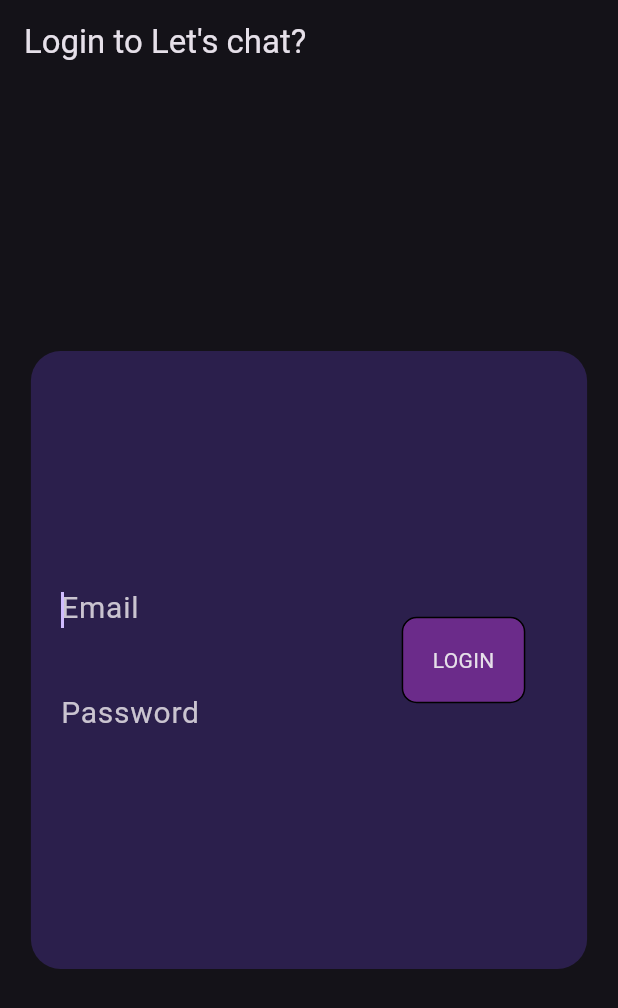
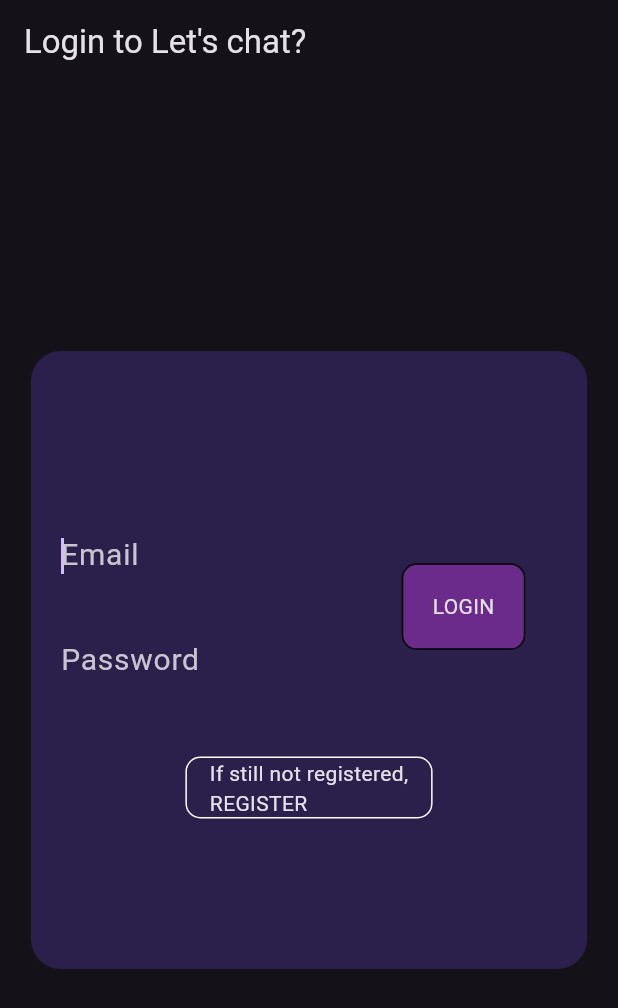
Before and after one commit to dorkydhruv/Chat-Application, a Flutter app: the screen it shows after launch, on a phone screen of 412 x 824 dp. Shown: the top 1008 px of the screen. Run offline on Flutter 3.47's test engine with Material 3 defaults, Android fonts, the phone set to English and light mode, and no system bars; our stand-ins replace hooks_riverpod, shared_preferences.

Commit message:
automatic Logging in

```diff
--- a/lib/helper.dart
+++ b/lib/helper.dart
@@ -21,7 +21,7 @@ class Helper {
     sf.setInt(USERID, id);
   }
 
-  static Future<int> getId(int id) async {
+  static Future<int> getId() async {
     final sf = await SharedPreferences.getInstance();
     return sf.getInt(USERID) ?? 0;
   }
--- a/lib/main.dart
+++ b/lib/main.dart
@@ -1,6 +1,11 @@
+import 'dart:async';
+
+import 'package:chat_app/helper.dart';
+import 'package:chat_app/state/auth/providers/auth_state_provider.dart';
 import 'package:chat_app/state/auth/providers/is_auth.dart';
 import 'package:chat_app/state/auth/providers/is_loading.dart';
 import 'package:chat_app/views/home_view.dart';
+import 'package:chat_app/views/loading/loading.dart';
 import 'package:chat_app/views/login.dart';
 import 'package:flutter/material.dart';
 import 'package:hooks_riverpod/hooks_riverpod.dart';
@@ -10,8 +15,33 @@
   runApp(const ProviderScope(child: MyApp()));
 }
 
-class MyApp extends StatelessWidget {
+class MyApp extends StatefulWidget {
   const MyApp({super.key});
+
+  @override
+  State<MyApp> createState() => _MyAppState();
+}
+
+class _MyAppState extends State<MyApp> {
+  bool isLoggedIn = false;
+
+  getUserLoggedInState() async {
+    await Helper.getId().then((id) {
+      if (id != 0) {
+        setState(() {
+          isLoggedIn = true;
+        });
+      }
+    });
+  }
+
+  @override
+  void initState() {
+    super.initState();
+    getUserLoggedInState();
+    Timer.periodic(Duration(seconds: 4), (_) {});
+  }
+
   @override
   Widget build(BuildContext context) {
     return MaterialApp(
@@ -26,20 +56,13 @@
       themeMode: ThemeMode.dark,
       home: Consumer(
         builder: (context, ref, child) {
-          ref.listen(isLoading, (prev, isLoading) {
+          ref.listen(isLoading, (_, isLoading) {
             if (isLoading) {
-              showDialog(
-                context: context,
-                builder: (context) => const Center(
-                  child: CircularProgressIndicator.adaptive(),
-                ),
-              );
-            }
-            if (prev == true && !isLoading) {
-              null;
+              LoadingScreen.instance().show(context: context);
+            } else {
+              LoadingScreen.instance().hide();
             }
           });
-          final isLoggedIn = ref.watch(isAuthenticated);
           return isLoggedIn ? const HomeView() : const LoginView();
         },
       ),
--- /dev/null
+++ b/lib/views/loading/loading_screencontroller.dart
@@ -0,0 +1,14 @@
+import 'package:flutter/material.dart';
+
+typedef CloseLoadingScreen = bool Function();
+typedef UpdateLoadingScreen = bool Function(String text);
+
+@immutable
+class LoadingScreenController {
+  final CloseLoadingScreen close;
+  final UpdateLoadingScreen update;
+  const LoadingScreenController({
+    required this.close,
+    required this.update,
+  });
+}
--- a/lib/views/login.dart
+++ b/lib/views/login.dart
@@ -1,4 +1,5 @@
 import 'package:chat_app/state/auth/providers/auth_state_provider.dart';
+import 'package:chat_app/views/register_view.dart';
 import 'package:flutter/material.dart';
 import 'package:hooks_riverpod/hooks_riverpod.dart';
 
@@ -22,7 +23,11 @@ class LoginView extends ConsumerWidget {
               color: const Color.fromARGB(57, 124, 77, 255),
               borderRadius: BorderRadius.circular(20),
             ),
-            child: Row(
+            child: Column(
+              crossAxisAlignment: CrossAxisAlignment.center,
+              mainAxisAlignment: MainAxisAlignment.center,
+              children: [
+                Row(
                   mainAxisAlignment: MainAxisAlignment.start,
                   children: [
                     Container(
@@ -74,6 +79,25 @@ class LoginView extends ConsumerWidget {
                     ),
                   ],
                 ),
+                const SizedBox(
+                  height: 30,
+                ),
+                GestureDetector(
+                  onTap: () => Navigator.of(context).push(MaterialPageRoute(
+                      builder: (context) => const RegisterView())),
+                  child: Container(
+                    width: MediaQuery.of(context).size.width * 0.4,
+                    height: MediaQuery.of(context).size.height * 0.05,
+                    alignment: Alignment.center,
+                    decoration: BoxDecoration(
+                      border: Border.all(color: Colors.white),
+                      borderRadius: BorderRadius.circular(10),
+                    ),
+                    child: const Text("If still not registered,\nREGISTER"),
+                  ),
+                ),
+              ],
+            ),
           ),
         ));
   }
```
Also changed, not shown: lib/snackbar.dart (added, +17 -0 lines), lib/state/auth/notifier/auth_state_notifier.dart (+13 -1 lines), lib/views/loading/loading.dart (added, +103 -0 lines), lib/views/register_view.dart (added, +108 -0 lines). Lines whose indentation alone changed are shown as unchanged.
